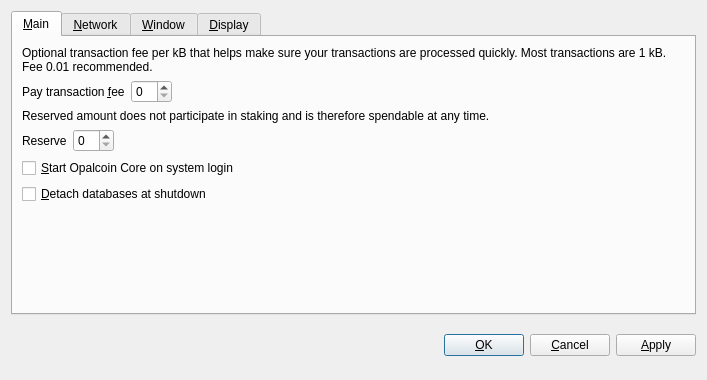
Before: the Qt Designer form src/qt/forms/optionsdialog.ui in OpalCoin/OpalCoin, drawn with Qt 5.
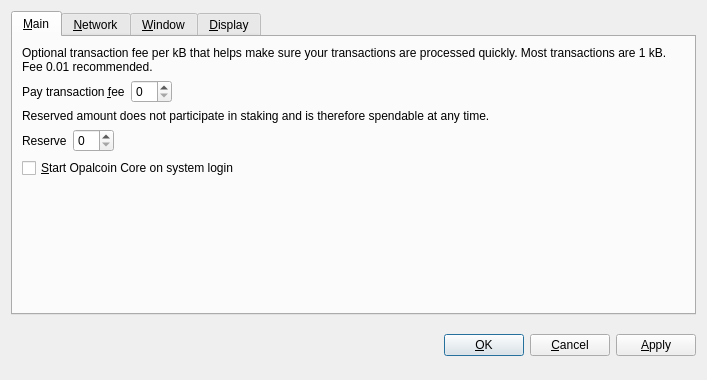
After: the same form once the commit is applied. The open tabs and pages were chosen to show the change. Custom widgets are drawn as their Qt base class.

Commit message:
Remove -detachdb and stop's detach argument.
As the only BDB database left is the wallet, and it is always
detached.

Also remove IsChainFile() predicate and related chainfile-specific
logic.

Conflicts:
	src/bitcoinrpc.cpp
	src/db.cpp
	src/qt/bitcoinstrings.cpp

Conflicts:
	src/bitcoinrpc.cpp

```diff
--- a/src/qt/forms/optionsdialog.ui
+++ b/src/qt/forms/optionsdialog.ui
@@ -132,16 +132,6 @@
          </property>
         </widget>
        </item>
-       <item>
-        <widget class="QCheckBox" name="detachDatabases">
-         <property name="toolTip">
-          <string>Detach block and address databases at shutdown. This means they can be moved to another data directory, but it slows down shutdown. The wallet is always detached.</string>
-         </property>
-         <property name="text">
-          <string>&amp;Detach databases at shutdown</string>
-         </property>
-        </widget>
-       </item>
        <item>
         <spacer name="verticalSpacer_Main">
          <property name="orientation">
```
The commit also changes 7 other files.
